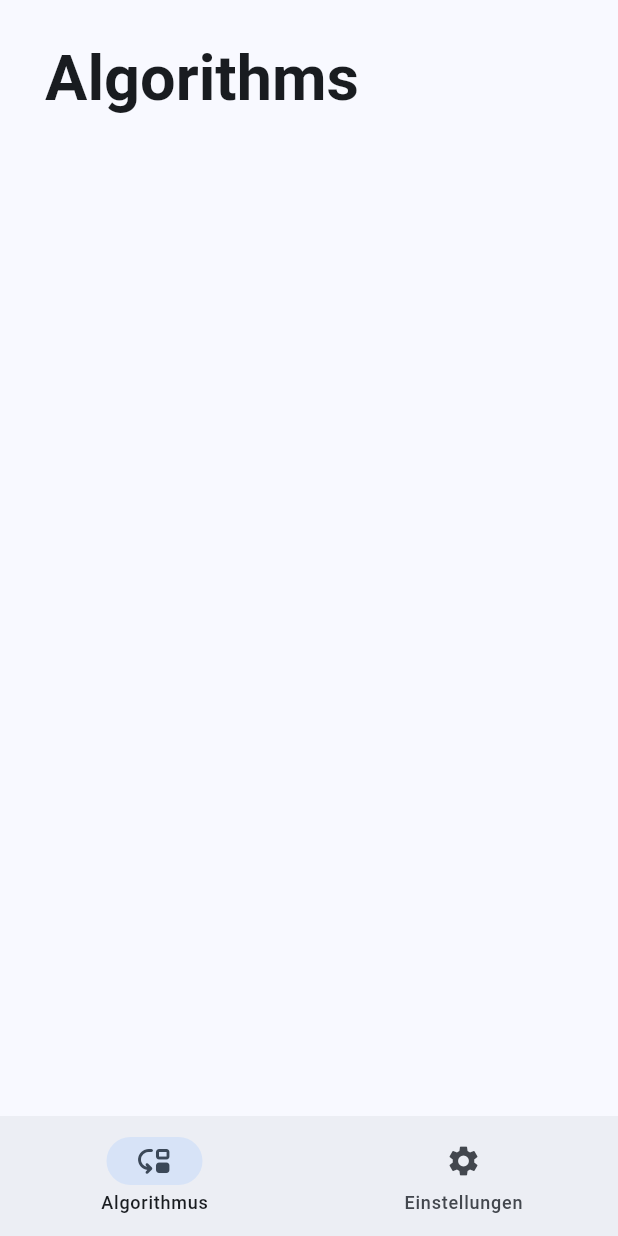
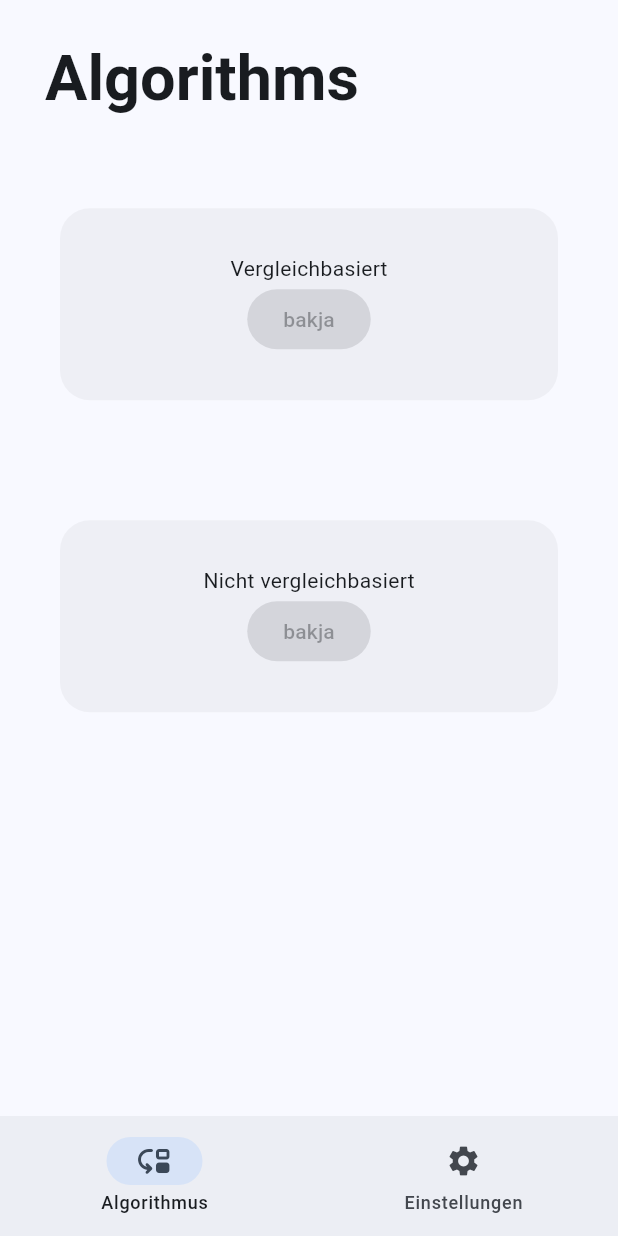
Before and after one commit to lelehier/sort-demo, a Flutter app: the screen it shows after launch, on a phone screen of 412 x 824 dp. Run offline on Flutter 3.47's test engine with Material 2 defaults, Android fonts, the phone set to English and light mode, and no system bars; drawn by our look-alikes of dynamic_color; generated files the repository leaves out were written again.

Commit message:
added select_buttons + static_card

```diff
--- a/lib/screens/algorithms.dart
+++ b/lib/screens/algorithms.dart
@@ -1,6 +1,8 @@
 import 'package:flutter/material.dart';
 import 'package:sort_demo/widgets/screen_header.dart';
 import 'package:flutter_gen/gen_l10n/app_localizations.dart';
+import 'package:sort_demo/widgets/select_button.dart';
+import 'package:sort_demo/widgets/static_card.dart';
 
 class Algorithms extends StatelessWidget {
   const Algorithms({Key? key}) : super(key: key);
@@ -14,7 +16,10 @@ class Algorithms extends StatelessWidget {
           ScreenHeader(AppLocalizations.of(context)!.algorithms),
           SliverList(
             delegate: SliverChildListDelegate(
-              [],
+              [
+                StaticCard('Vergleichbasiert', SelectButton('s', 'd')),
+                StaticCard('Nicht vergleichbasiert', SelectButton('s', 'u'))
+              ],
             ),
           ),
         ],
--- a/lib/screens/wrapper.dart
+++ b/lib/screens/wrapper.dart
@@ -90,7 +90,6 @@ class _WrapperState extends State<Wrapper> {
                   ),
                 );
               } else {
-                smallLayout = false;
                 return Scaffold(
                   backgroundColor: Theme.of(context).colorScheme.background,
                   body: Row(
--- /dev/null
+++ b/lib/widgets/select_button.dart
@@ -0,0 +1,15 @@
+import 'package:flutter/material.dart';
+import 'package:flutter/src/widgets/framework.dart';
+
+class SelectButton extends StatelessWidget {
+  SelectButton(this.title, this.desciption, {this.onpressed, super.key});
+
+  String title;
+  String desciption;
+  Function()? onpressed;
+
+  @override
+  Widget build(BuildContext context) {
+    return ElevatedButton(onPressed: onpressed, child: Text("bakja"));
+  }
+}
--- /dev/null
+++ b/lib/widgets/static_card.dart
@@ -0,0 +1,30 @@
+import 'package:flutter/material.dart';
+import 'package:flutter/src/widgets/framework.dart';
+import 'package:flutter/widgets.dart';
+
+class StaticCard extends StatelessWidget {
+  StaticCard(this.title, this.child, {super.key});
+  String title;
+  Widget child;
+  @override
+  Widget build(BuildContext context) {
+    return Padding(
+      padding: const EdgeInsets.all(40.0),
+      child: Container(
+        decoration: BoxDecoration(
+          color: Theme.of(context).hoverColor,
+          borderRadius: BorderRadius.all(
+            Radius.circular(20),
+          ),
+        ),
+        child: Padding(
+          padding: EdgeInsets.all(30),
+          child: Column(children: [
+            Text(title),
+            child,
+          ]),
+        ),
+      ),
+    );
+  }
+}
```
